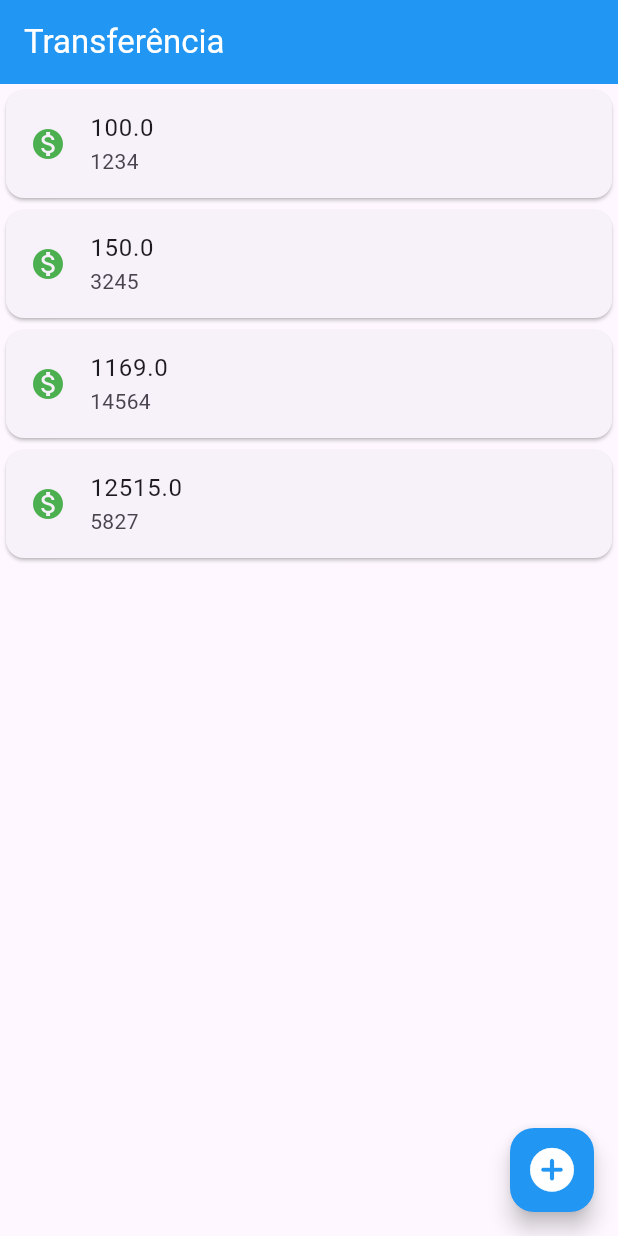
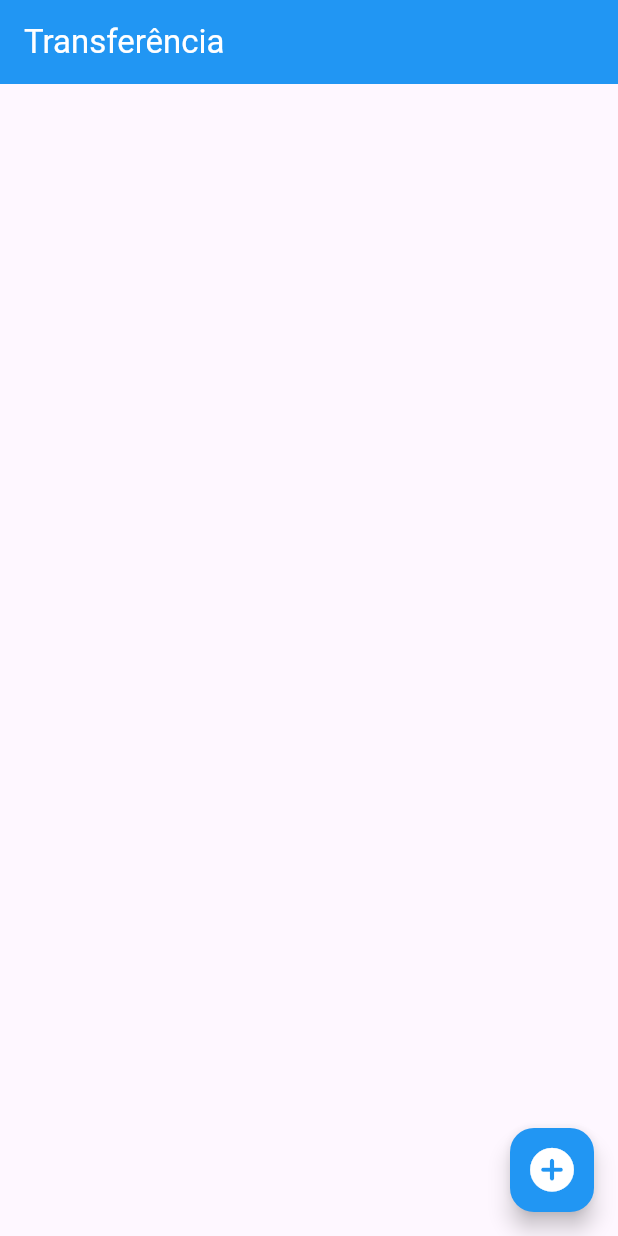
Before and after one commit to XandyGomes/ProjetoFlutter5DSM-2024-2, a Flutter app: the screen it shows after launch, on a phone screen of 412 x 824 dp. Run offline on Flutter 3.47's test engine with Material 3 defaults, Android fonts, the phone set to English and light mode, and no system bars.

Commit message:
Aula.20.09.2024

```diff
--- a/lib/main.dart
+++ b/lib/main.dart
@@ -3,14 +3,18 @@ import 'package:flutter/material.dart';
 import 'package:flutter/rendering.dart';
 import 'package:flutter/widgets.dart';
 
-void main() => runApp(
-      const MaterialApp(
-        debugShowCheckedModeBanner: false,
-        home: Scaffold(
-          body: ListaTransferencia(),
-        ),
-      ),
+void main() => runApp(const Banco());
+
+class Banco extends StatelessWidget {
+  const Banco({super.key});
+
+  @override
+  Widget build(BuildContext context) {
+    return MaterialApp(
+      home: ListaTransferencia(),
     );
+  }
+}
 
 class FormularioTransferencia extends StatelessWidget {
   final TextEditingController _controllerCampoNumeroConta =
@@ -24,7 +28,7 @@ class FormularioTransferencia extends StatelessWidget {
     return Scaffold(
       appBar: AppBar(
         //cololocar cor no texto Transferência
-        title: Text(
+        title: const Text(
           "Nova Transferência",
           style: TextStyle(color: Colors.white),
         ),
@@ -62,11 +66,11 @@ class FormularioTransferencia extends StatelessWidget {
     );
   }
 
-  void _criarTransferencia(BuildContext context, _controllerCampoNumeroConta,
-      _controllerCampoValor) {
+  void _criarTransferencia(
+      BuildContext context, controllerCampoNumeroConta, controllerCampoValor) {
     debugPrint("Clicou em confirmar");
-    final int? numeroConta = int.tryParse(_controllerCampoNumeroConta.text);
-    final double? valor = double.tryParse(_controllerCampoValor.text);
+    final int? numeroConta = int.tryParse(controllerCampoNumeroConta.text);
+    final double? valor = double.tryParse(controllerCampoValor.text);
     if (numeroConta != null && valor != null) {
       final transferenciaCriada = Transferencia(valor, numeroConta);
       debugPrint('Criando transferência');
@@ -108,9 +112,19 @@ class Editor extends StatelessWidget {
   }
 }
 
-class ListaTransferencia extends StatelessWidget {
-  const ListaTransferencia({super.key});
+class ListaTransferencia extends StatefulWidget {
+  final List<Transferencia> _transferencias = [];
 
+  ListaTransferencia({super.key});
+
+  @override
+  State<StatefulWidget> createState() {
+    // TODO: implement createState
+    return ListaTransferenciasState();
+  }
+}
+
+class ListaTransferenciasState extends State<ListaTransferencia> {
   @override
   Widget build(BuildContext context) {
     return Scaffold(
@@ -122,14 +136,12 @@ class ListaTransferencia extends StatelessWidget {
         ),
         backgroundColor: Colors.blue,
       ),
-      body: Column(
-        children: [
-          ItemTransferencia(Transferencia(100.0, 1234)),
-          ItemTransferencia(Transferencia(150.0, 3245)),
-          ItemTransferencia(Transferencia(1169.0, 14564)),
-          ItemTransferencia(Transferencia(12515.0, 5827)),
-        ],
-      ),
+      body: ListView.builder(
+          itemCount: widget._transferencias.length,
+          itemBuilder: (context, indice) {
+            final transferencia = widget._transferencias[indice];
+            return ItemTransferencia(transferencia);
+          }),
       floatingActionButton: FloatingActionButton(
         onPressed: () {
           final Future<Transferencia?> future =
@@ -139,6 +151,9 @@ class ListaTransferencia extends StatelessWidget {
           future.then((transferenciaRecebida) {
             debugPrint('chegou no then do future');
             debugPrint('$transferenciaRecebida');
+            setState(() {
+              widget._transferencias.add(transferenciaRecebida!);
+            });
           });
         },
         backgroundColor: Colors.blue,
```
